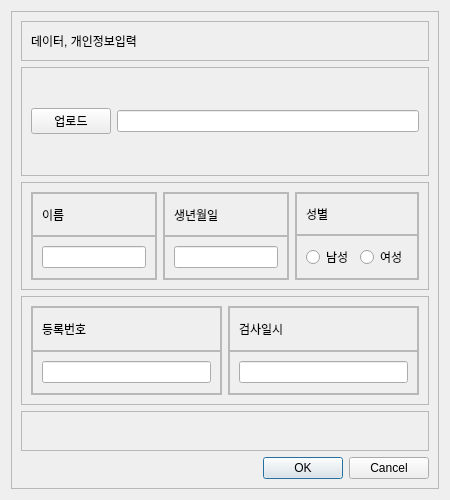
Before: the Qt Designer form dialog/newfile_dialog.ui in youngwookSong/bwave_gui, drawn with Qt 5.
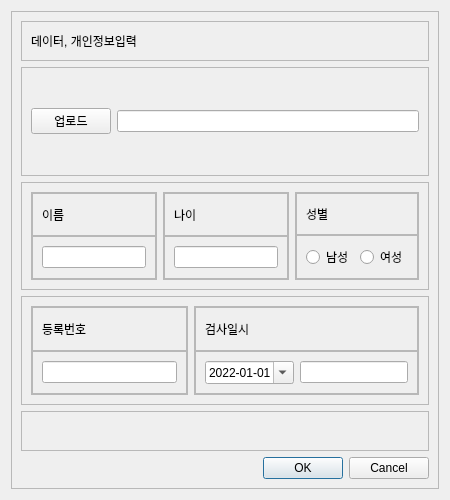
After: the same form once the commit is applied.

```diff
--- a/dialog/newfile_dialog.ui
+++ b/dialog/newfile_dialog.ui
@@ -210,7 +210,7 @@
                <item>
                 <widget class="QLabel" name="label_7">
                  <property name="text">
-                  <string>생년월일</string>
+                  <string>나이</string>
                  </property>
                 </widget>
                </item>
@@ -442,6 +442,23 @@
                <enum>QFrame::Raised</enum>
               </property>
               <layout class="QHBoxLayout" name="horizontalLayout_4">
+               <item>
+                <widget class="QDateEdit" name="dateEdit">
+                 <property name="displayFormat">
+                  <string>yyyy-MM-dd</string>
+                 </property>
+                 <property name="calendarPopup">
+                  <bool>true</bool>
+                 </property>
+                 <property name="date">
+                  <date>
+                   <year>2022</year>
+                   <month>1</month>
+                   <day>1</day>
+                  </date>
+                 </property>
+                </widget>
+               </item>
                <item>
                 <widget class="QLineEdit" name="lineEdit_4"/>
                </item>
```
